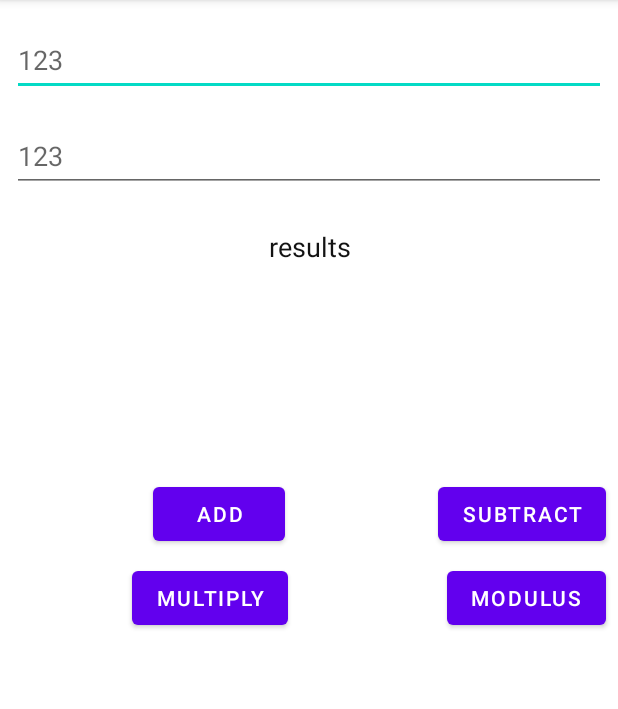
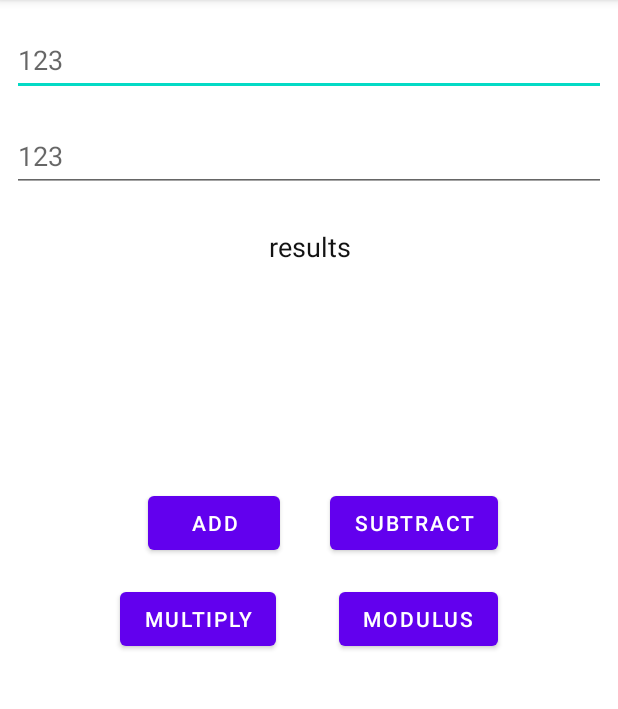
Before and after one commit to L-Karimi/Calc, an Android app: the screen it shows after launch (MainActivity), on a phone screen of 412 x 824 dp, the part 84-793 px from its top. Run offline under Robolectric (Android 15) with nearby library versions, the phone set to English and light mode, and no system bars.

Commit message:
modified ui

```diff
--- a/app/src/main/java/com/example/mycalculator/MainActivity.kt
+++ b/app/src/main/java/com/example/mycalculator/MainActivity.kt
@@ -1,6 +1,5 @@
 package com.example.mycalculator
 
-import android.graphics.Insets.add
 import android.os.Build
 import androidx.appcompat.app.AppCompatActivity
 import android.os.Bundle
--- a/app/src/main/res/layout/activity_main.xml
+++ b/app/src/main/res/layout/activity_main.xml
@@ -42,7 +42,7 @@
         android:layout_width="wrap_content"
         android:layout_height="wrap_content"
         android:layout_marginStart="24dp"
-        android:layout_marginTop="8dp"
+        android:layout_marginTop="16dp"
         android:layout_marginEnd="24dp"
         android:layout_marginBottom="16dp"
         android:text="Calculator"
@@ -70,11 +70,12 @@
         android:id="@+id/btnAdd"
         android:layout_width="wrap_content"
         android:layout_height="wrap_content"
-        android:layout_marginStart="8dp"
-        android:layout_marginTop="142dp"
+        android:layout_marginStart="80dp"
+        android:layout_marginTop="148dp"
         android:layout_marginEnd="8dp"
         android:text="Add"
         app:layout_constraintEnd_toStartOf="@+id/btnSubtract"
+        app:layout_constraintHorizontal_bias="0.43"
         app:layout_constraintStart_toStartOf="parent"
         app:layout_constraintTop_toBottomOf="@+id/tvResults" />
 
@@ -82,8 +83,8 @@
         android:id="@+id/btnSubtract"
         android:layout_width="wrap_content"
         android:layout_height="wrap_content"
-        android:layout_marginTop="142dp"
-        android:layout_marginEnd="8dp"
+        android:layout_marginTop="148dp"
+        android:layout_marginEnd="80dp"
         android:text="Subtract"
         app:layout_constraintEnd_toEndOf="parent"
         app:layout_constraintTop_toBottomOf="@+id/tvResults" />
@@ -99,8 +100,8 @@
         android:id="@+id/btnMultiply"
         android:layout_width="wrap_content"
         android:layout_height="wrap_content"
-        android:layout_marginStart="88dp"
-        android:layout_marginTop="8dp"
+        android:layout_marginStart="80dp"
+        android:layout_marginTop="16dp"
         android:text="Multiply"
         app:layout_constraintStart_toStartOf="parent"
         app:layout_constraintTop_toBottomOf="@+id/btnAdd" />
@@ -109,10 +110,18 @@
         android:id="@+id/btnModulus"
         android:layout_width="wrap_content"
         android:layout_height="wrap_content"
-        android:layout_marginTop="8dp"
-        android:layout_marginEnd="8dp"
+        android:layout_marginTop="16dp"
+        android:layout_marginEnd="80dp"
         android:text="Modulus"
         app:layout_constraintEnd_toEndOf="parent"
         app:layout_constraintTop_toBottomOf="@+id/btnSubtract" />
 
+    <androidx.constraintlayout.widget.Guideline
+        android:id="@+id/guideline3"
+        android:layout_width="wrap_content"
+        android:layout_height="wrap_content"
+        android:orientation="vertical"
+        app:layout_constraintGuide_percent="0.5"
+        />
+
 </androidx.constraintlayout.widget.ConstraintLayout>
```
